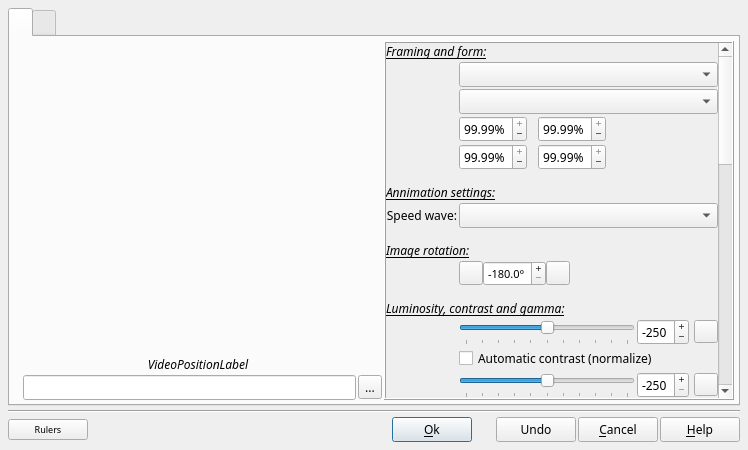
First picture: the form in src/ffDiaporama/DlgImage/DlgImageCorrection.ui, repository boenki/ffdiaporama, before the edit.
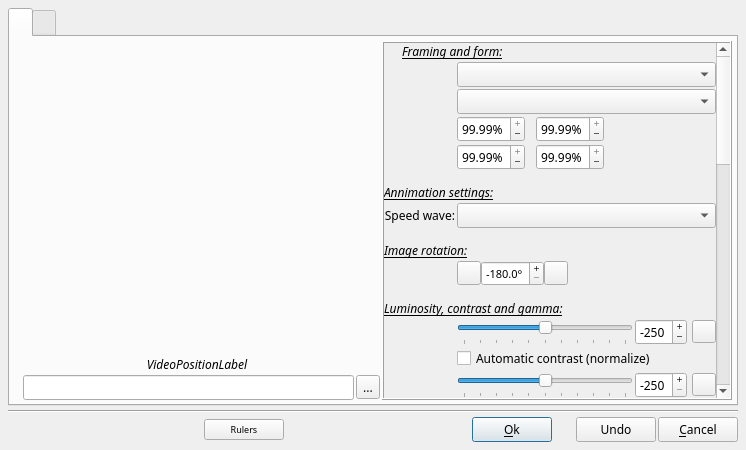
Second picture: the form after the edit. Icons and pictures are not drawn. Custom widgets are drawn as their Qt base class.

```diff
--- a/src/ffDiaporama/DlgImage/DlgImageCorrection.ui
+++ b/src/ffDiaporama/DlgImage/DlgImageCorrection.ui
@@ -6,7 +6,7 @@
    <rect>
     <x>0</x>
     <y>0</y>
-    <width>748</width>
+    <width>746</width>
     <height>450</height>
    </rect>
   </property>
@@ -193,9 +193,9 @@
             <property name="geometry">
              <rect>
               <x>0</x>
-              <y>-659</y>
+              <y>-74</y>
               <width>332</width>
-              <height>1009</height>
+              <height>1014</height>
              </rect>
             </property>
             <property name="sizePolicy">
@@ -1111,19 +1111,6 @@
                </property>
               </widget>
              </item>
-             <item row="0" column="0" colspan="5">
-              <widget class="QLabel" name="label_14">
-               <property name="font">
-                <font>
-                 <italic>true</italic>
-                 <underline>true</underline>
-                </font>
-               </property>
-               <property name="text">
-                <string>Framing and form:</string>
-               </property>
-              </widget>
-             </item>
              <item row="54" column="0" colspan="5">
               <widget class="QLabel" name="label_26">
                <property name="font">
@@ -2677,7 +2664,72 @@
               </widget>
              </item>
              <item row="13" column="2" colspan="3">
-              <widget class="cCSpeedWaveComboBox" name="SpeedWaveCB"/>
+              <widget class="cCSpeedWaveComboBox" name="SpeedWaveCB">
+               <property name="toolTip">
+                <string>Defined speed curve for image animations.</string>
+               </property>
+              </widget>
+             </item>
+             <item row="1" column="0" colspan="5">
+              <layout class="QHBoxLayout" name="horizontalLayout_6">
+               <item>
+                <widget class="QLabel" name="HelpTT1">
+                 <property name="sizePolicy">
+                  <sizepolicy hsizetype="Fixed" vsizetype="Fixed">
+                   <horstretch>0</horstretch>
+                   <verstretch>0</verstretch>
+                  </sizepolicy>
+                 </property>
+                 <property name="maximumSize">
+                  <size>
+                   <width>16</width>
+                   <height>16</height>
+                  </size>
+                 </property>
+                 <property name="toolTip">
+                  <string>You can use the + and – buttons in each input field to change the settings, or directly enter values for the five parameters.
+Alternatively, you can use the interactive zone to set the framing with the mouse or the keyboard.
+ 
+With the mouse:
+- Click one of the handles and, with the mouse button down, drag the mouse to modify the size (to increase or reduce the part of the image to be kept).
+- Click the image and, with the mouse button down, drag the mouse to modify the part of the image which will be kept.
+
+With the keyboard:
+- Use the arrows to move the part of the image which will be kept.
+- Use SHIFT+arrows to move the upper left corner handle or CTRL+arrows to move the lower right corner handle, to change the size of the part of the image which will be kept.
+
+Remark: 
+When the image does not correspond to the geometry of the video to be produced, transparent zones appear.
+For example: an 4:3 image used in a 16:9 project will be shown by default with a transparent zone on each side.</string>
+                 </property>
+                 <property name="text">
+                  <string notr="true"/>
+                 </property>
+                 <property name="textFormat">
+                  <enum>Qt::AutoText</enum>
+                 </property>
+                 <property name="pixmap">
+                  <pixmap resource="../../../RSCffDiaporama.qrc">:/img/help.png</pixmap>
+                 </property>
+                 <property name="scaledContents">
+                  <bool>true</bool>
+                 </property>
+                </widget>
+               </item>
+               <item>
+                <widget class="QLabel" name="label_14">
+                 <property name="font">
+                  <font>
+                   <italic>true</italic>
+                   <underline>true</underline>
+                  </font>
+                 </property>
+                 <property name="text">
+                  <string>Framing and form:</string>
+                 </property>
+                </widget>
+               </item>
+              </layout>
              </item>
             </layout>
            </widget>
@@ -2952,6 +3004,39 @@
      <property name="spacing">
       <number>2</number>
      </property>
+     <item>
+      <widget class="QLabel" name="HelpTT">
+       <property name="toolTip">
+        <string>This dialog box allows you to:
+- Change image framing (select a part of the image),
+- Rotate image (change or restore the orientation portrait/landscape)
+- Correct image (change the color and/or exposure parameters) but also applying graphical filters.
+- Define the beginning and end of a video sequence.</string>
+       </property>
+       <property name="text">
+        <string notr="true"/>
+       </property>
+       <property name="textFormat">
+        <enum>Qt::AutoText</enum>
+       </property>
+       <property name="pixmap">
+        <pixmap resource="../../../RSCffDiaporama.qrc">:/img/help.png</pixmap>
+       </property>
+      </widget>
+     </item>
+     <item>
+      <spacer name="horizontalSpacer_6">
+       <property name="orientation">
+        <enum>Qt::Horizontal</enum>
+       </property>
+       <property name="sizeHint" stdset="0">
+        <size>
+         <width>40</width>
+         <height>20</height>
+        </size>
+       </property>
+      </spacer>
+     </item>
      <item>
       <widget class="QPushButton" name="RulersBT">
        <property name="font">
@@ -3058,28 +3143,17 @@
        </property>
       </widget>
      </item>
-     <item>
-      <widget class="QPushButton" name="HelpBT">
-       <property name="toolTip">
-        <string>Open help page describing this dialog box</string>
-       </property>
-       <property name="text">
-        <string>&amp;Help</string>
-       </property>
-       <property name="icon">
-        <iconset resource="../../../RSCffDiaporama.qrc">
-         <normaloff>:/img/help.png</normaloff>:/img/help.png</iconset>
-       </property>
-       <property name="shortcut">
-        <string>F1</string>
-       </property>
-      </widget>
-     </item>
     </layout>
    </item>
   </layout>
  </widget>
  <customwidgets>
+  <customwidget>
+   <class>wgt_QVideoPlayer</class>
+   <extends>QWidget</extends>
+   <header>wgt_QVideoPlayer.h</header>
+   <container>1</container>
+  </customwidget>
   <customwidget>
    <class>cCSpeedWaveComboBox</class>
    <extends>QComboBox</extends>
@@ -3101,12 +3175,6 @@
    <header>DlgImage/cImgInteractiveZone.h</header>
    <container>1</container>
   </customwidget>
-  <customwidget>
-   <class>wgt_QVideoPlayer</class>
-   <extends>QWidget</extends>
-   <header>wgt_QVideoPlayer.h</header>
-   <container>1</container>
-  </customwidget>
  </customwidgets>
  <tabstops>
   <tabstop>RotateLeftBT</tabstop>
```
Left out of the diff: 108 changed lines with no effect on the pictures.
